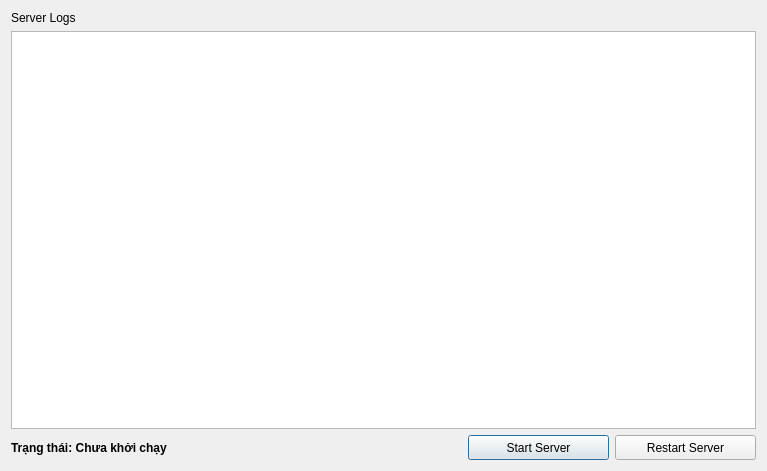
minhtringuyennn/SocketPrograming, file Server/GUI/GUI_Server.ui: the form before one commit.
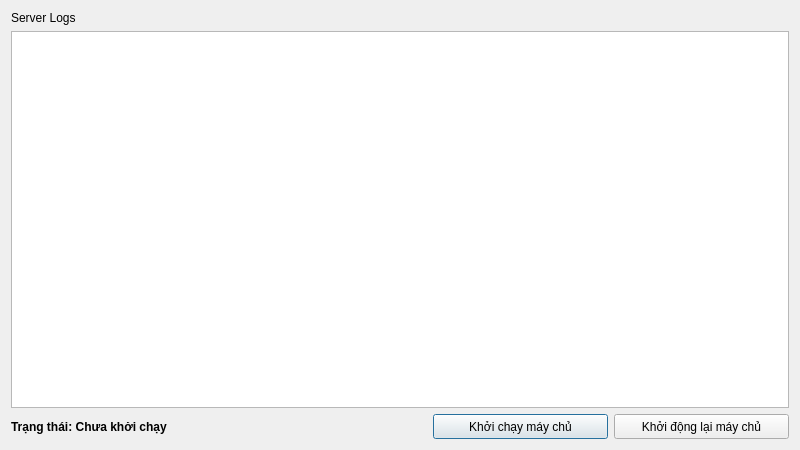
The form after the commit.

What changed in the file:
```diff
--- a/Server/GUI/GUI_Server.ui
+++ b/Server/GUI/GUI_Server.ui
@@ -6,10 +6,16 @@
    <rect>
     <x>0</x>
     <y>0</y>
-    <width>767</width>
-    <height>471</height>
+    <width>800</width>
+    <height>450</height>
    </rect>
   </property>
+  <property name="minimumSize">
+   <size>
+    <width>800</width>
+    <height>450</height>
+   </size>
+  </property>
   <property name="windowTitle">
    <string>Tỷ giá Vàng Việt Nam [SERVER]</string>
   </property>
@@ -23,6 +29,18 @@
    </item>
    <item row="8" column="1">
     <widget class="QLabel" name="statusLabel">
+     <property name="minimumSize">
+      <size>
+       <width>400</width>
+       <height>25</height>
+      </size>
+     </property>
+     <property name="maximumSize">
+      <size>
+       <width>400</width>
+       <height>25</height>
+      </size>
+     </property>
      <property name="font">
       <font>
        <weight>75</weight>
@@ -36,6 +54,21 @@
    </item>
    <item row="4" column="1" colspan="5">
     <widget class="QTextEdit" name="serverLogsTable">
+     <property name="minimumSize">
+      <size>
+       <width>0</width>
+       <height>0</height>
+      </size>
+     </property>
+     <property name="mouseTracking">
+      <bool>false</bool>
+     </property>
+     <property name="focusPolicy">
+      <enum>Qt::NoFocus</enum>
+     </property>
+     <property name="acceptDrops">
+      <bool>false</bool>
+     </property>
      <property name="readOnly">
       <bool>true</bool>
      </property>
@@ -45,12 +78,18 @@
     <widget class="QPushButton" name="restartButton">
      <property name="minimumSize">
       <size>
-       <width>0</width>
+       <width>175</width>
+       <height>25</height>
+      </size>
+     </property>
+     <property name="maximumSize">
+      <size>
+       <width>175</width>
        <height>25</height>
       </size>
      </property>
      <property name="text">
-      <string>Restart Server</string>
+      <string>Khởi động lại máy chủ</string>
      </property>
      <property name="autoDefault">
       <bool>false</bool>
@@ -61,12 +100,18 @@
     <widget class="QPushButton" name="startButton">
      <property name="minimumSize">
       <size>
-       <width>0</width>
+       <width>175</width>
+       <height>25</height>
+      </size>
+     </property>
+     <property name="maximumSize">
+      <size>
+       <width>175</width>
        <height>25</height>
       </size>
      </property>
      <property name="text">
-      <string>Start Server</string>
+      <string>Khởi chạy máy chủ</string>
      </property>
     </widget>
    </item>
```
Left out of the diff: 4 changed lines with no effect on the pictures.
